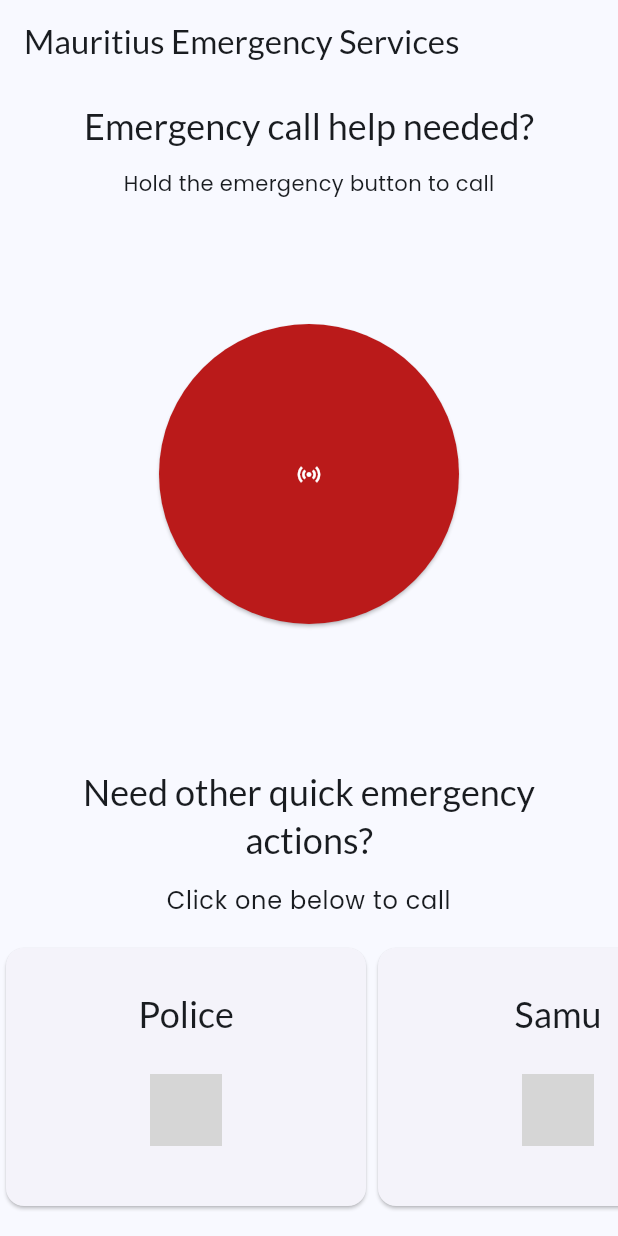
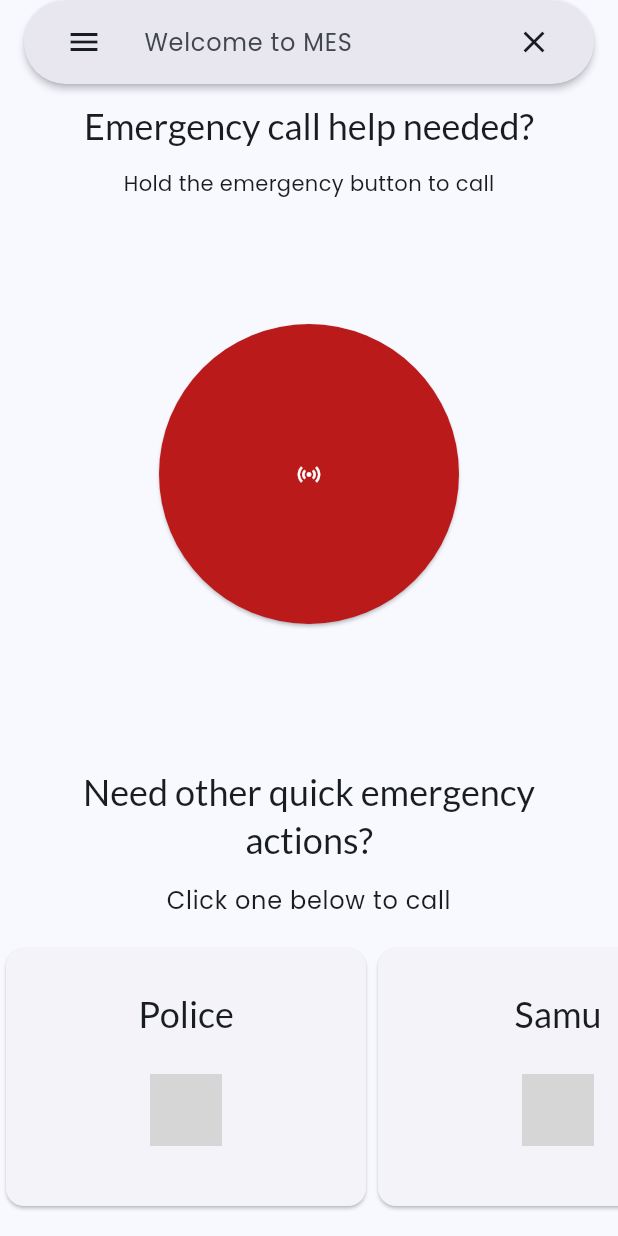
Before and after one commit to mervinhemaraju/mauritius-emergency-services, a Flutter app: the screen it shows after launch, on a phone screen of 412 x 824 dp. Run offline on Flutter 3.47's test engine with Material 3 defaults, Android fonts, the phone set to English and light mode, and no system bars; missing offline and left inert: pair; network calls fail; grey boxes are pictures that could not be loaded.

Commit message:
- Added search bar and navigation drawer UI - Added pair dependency in dart - Added other custom widgets for navigation and app bar ui

```diff
--- /dev/null
+++ b/lib/ui/app.dart
@@ -0,0 +1,44 @@
+import 'package:flutter/material.dart';
+import 'package:mauritius_emergency_services/ui/components/appbar.dart';
+import 'package:mauritius_emergency_services/ui/components/drawer.dart';
+import 'package:mauritius_emergency_services/ui/pages/home.dart';
+
+class MesApp extends StatefulWidget {
+  const MesApp({super.key});
+
+  @override
+  State<MesApp> createState() => MesAppState();
+}
+
+class MesAppState extends State<MesApp> {
+  final GlobalKey<ScaffoldState> _scaffoldKey = GlobalKey<ScaffoldState>();
+  final SearchController _searchController = SearchController();
+
+  @override
+  void dispose() {
+    _searchController.dispose();
+    super.dispose();
+  }
+
+  @override
+  Widget build(BuildContext context) {
+    return Scaffold(
+      key: _scaffoldKey,
+      appBar: AppBar(
+        backgroundColor: Colors.transparent,
+        automaticallyImplyLeading: false,
+        clipBehavior: Clip.none,
+        title: MesAppBar(
+            searchController: _searchController,
+            openDrawer: () => _scaffoldKey.currentState?.openDrawer()),
+      ),
+      drawer: MesDrawer(),
+      body: CustomScrollView(
+        scrollDirection: Axis.vertical,
+        slivers: [
+          HomeScreen(),
+        ],
+      ),
+    );
+  }
+}
--- /dev/null
+++ b/lib/ui/components/appbar.dart
@@ -0,0 +1,50 @@
+import 'package:flutter/material.dart';
+
+class MesAppBar extends StatelessWidget {
+  final SearchController searchController;
+  final void Function() openDrawer;
+
+  const MesAppBar({
+    super.key,
+    required this.searchController,
+    required this.openDrawer,
+  });
+
+  @override
+  Widget build(BuildContext context) {
+    return SearchAnchor.bar(
+      searchController: searchController,
+      barHintText: "Welcome to MES",
+      barElevation: WidgetStatePropertyAll(2),
+      barLeading: IconButton(
+        icon: const Icon(
+          Icons.menu,
+        ),
+        // the method which is called
+        // when button is pressed
+        onPressed: openDrawer,
+      ),
+      barTrailing: [
+        IconButton(
+          icon: const Icon(
+            Icons.clear,
+          ),
+          // the method which is called
+          // when button is pressed
+          onPressed: () => searchController.clear(),
+        ),
+      ],
+      suggestionsBuilder: (BuildContext context, SearchController controller) {
+        return List<Widget>.generate(
+          5,
+          (int index) {
+            return ListTile(
+              titleAlignment: ListTileTitleAlignment.center,
+              title: Text('Initial list item $index'),
+            );
+          },
+        );
+      },
+    );
+  }
+}
--- a/lib/ui/material_app.dart
+++ b/lib/ui/material_app.dart
@@ -1,5 +1,5 @@
 import 'package:flutter/material.dart';
-import 'package:mauritius_emergency_services/ui/home.dart';
+import 'package:mauritius_emergency_services/ui/app.dart';
 import 'package:mauritius_emergency_services/ui/theme/theme.dart';
 import 'package:mauritius_emergency_services/ui/utils/util.dart';
 
@@ -19,7 +19,7 @@ class MesMaterialApp extends StatelessWidget {
     return MaterialApp(
       title: 'Flutter Demo',
       theme: brightness == Brightness.light ? theme.light() : theme.dark(),
-      home: HomeScreen(),
+      home: const MesApp(),
     );
   }
 }
--- a/lib/ui/home.dart
+++ b/lib/ui/pages/home.dart
@@ -11,14 +11,9 @@ class HomeScreen extends StatelessWidget {
   Widget build(BuildContext context) {
     var theme = Theme.of(context);
 
-    return Scaffold(
-      appBar: AppBar(
-        backgroundColor: theme.colorScheme.surface,
-        title: const Text(
-          "Mauritius Emergency Services",
-        ),
-      ),
-      body: Column(
+    return SliverFillRemaining(
+      hasScrollBody: false,
+      child: Column(
         mainAxisAlignment: MainAxisAlignment.spaceBetween,
         crossAxisAlignment: CrossAxisAlignment.stretch,
         children: [
--- a/pubspec.yaml
+++ b/pubspec.yaml
@@ -12,6 +12,7 @@ dependencies:
 
   english_words: ^4.0.0
   provider: ^6.0.0
+  pair: ^0.1.2
 
 dev_dependencies:
   flutter_test:
```
Also changed, not shown: lib/ui/components/drawer.dart (added, +137 -0 lines), lib/ui/components/widgets.dart (added, +48 -0 lines).
